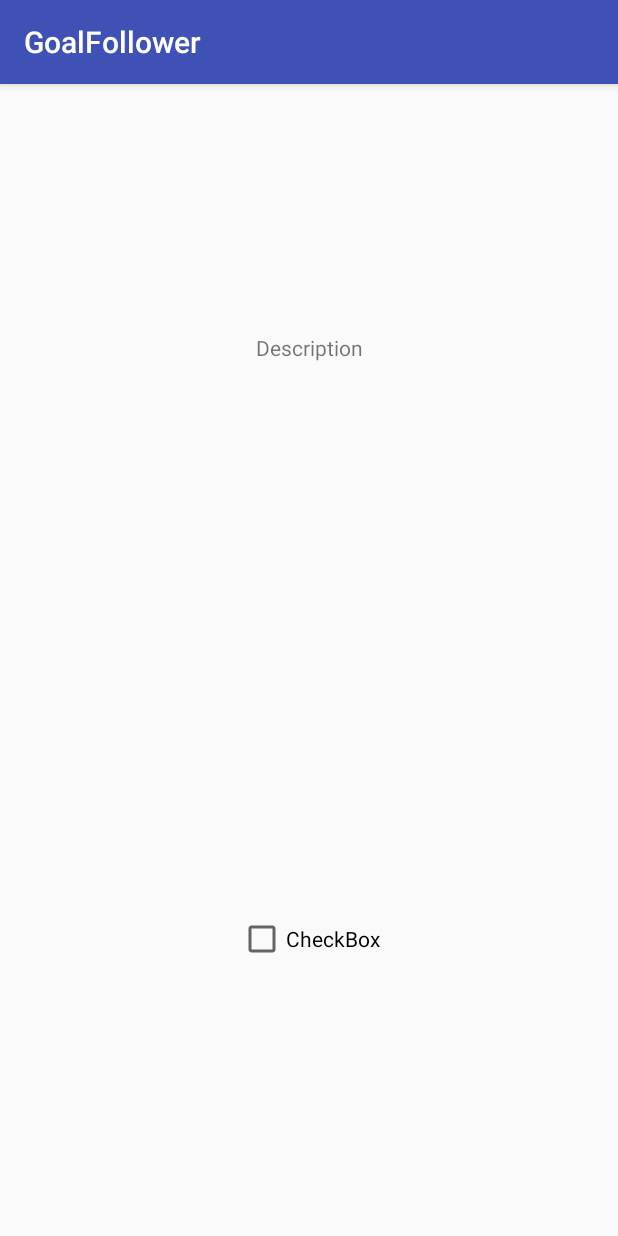
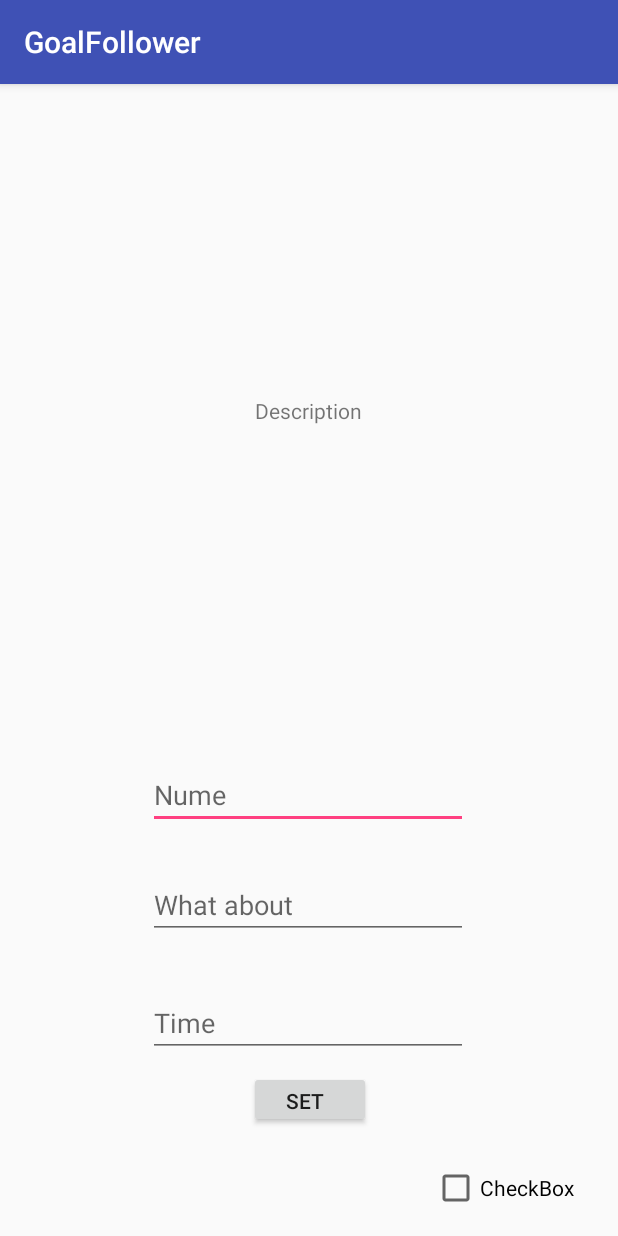
Before and after one commit to Andrefty/privatecegekagoals, an Android app: the More_Info screen opened directly, with no data from a screen before it, on a phone screen of 412 x 824 dp. Run offline under Robolectric (Android 15) with nearby library versions, the light colour scheme and no system bars; 1 statement that could not run was skipped.

Commit message:
5.0 (notificari multiple + minor bugs)

```diff
--- a/privatecegekagoals-60084ad416b21fae2ade8b1babd184f4229977d4/GoalFollower/app/src/main/AndroidManifest.xml
+++ b/privatecegekagoals-60084ad416b21fae2ade8b1babd184f4229977d4/GoalFollower/app/src/main/AndroidManifest.xml
@@ -46,6 +46,7 @@
         <activity android:name=".Notification_1"></activity>
 
         <receiver android:name=".Notification_reciever"/>
+        <receiver android:name=".Notification_reciever_2"/>
 
     </application>
 
--- a/privatecegekagoals-60084ad416b21fae2ade8b1babd184f4229977d4/GoalFollower/app/src/main/java/cegeka/goalfollower/ro/goalfollower/More_Info.java
+++ b/privatecegekagoals-60084ad416b21fae2ade8b1babd184f4229977d4/GoalFollower/app/src/main/java/cegeka/goalfollower/ro/goalfollower/More_Info.java
@@ -1,13 +1,22 @@
 package cegeka.goalfollower.ro.goalfollower;
 
+import android.app.Activity;
+import android.app.AlarmManager;
+import android.app.PendingIntent;
 import android.content.Intent;
 import android.support.v7.app.AppCompatActivity;
 import android.os.Bundle;
 import android.view.View;
 import android.widget.Button;
 import android.widget.CheckBox;
+import android.widget.EditText;
 import android.widget.Toast;
 
+import java.io.File;
+import java.io.FileInputStream;
+import java.io.FileOutputStream;
+import java.io.ObjectInputStream;
+import java.io.ObjectOutputStream;
 import java.util.ArrayList;
 import java.util.Arrays;
 import java.util.List;
@@ -16,20 +25,34 @@ public class More_Info extends AppCompatActivity {
 
     static boolean[] check = new boolean[1001];
     CheckBox done ;
-    int index;
+    static int index;
     public static int sum ;
+    String filenameforcheck="checkbox";
+    Button set;
+    EditText name_not;
+    EditText description_not;
+    EditText duration_not;
+    public static  String[] S_name_not = new String[1001];
+    public  static String[] S_description_not = new String[1001];
+    String S_duration_not;
+    int I_duration_not;
+    int[] durations = new int[1001];
+    AlarmManager[] alarmManagers = new AlarmManager[1001] ;
+
 
     @Override
     protected void onCreate(Bundle savedInstanceState) {
         super.onCreate(savedInstanceState);
 
+        Readfcheck();
         setContentView(R.layout.activity_more__info);
         Intent in = getIntent();
         index = in.getIntExtra("com.example.cristi.firstcegeka.Item" , -1);
         Toast.makeText(this, index + "" , Toast.LENGTH_LONG).show();
         done = (CheckBox) findViewById(R.id.done_cb);
+        Readfcheck();
         done.setChecked(check[index]);
-       done.setOnClickListener(new View.OnClickListener() {
+        done.setOnClickListener(new View.OnClickListener() {
             @Override
             public void onClick(View v) {
                 if (check[index]==false)
@@ -47,10 +70,71 @@ public class More_Info extends AppCompatActivity {
             }
         });
 
+        Addgcheck();
+
+        set = (Button) findViewById(R.id.set_not_info_btn);
+        name_not = (EditText) findViewById(R.id.not_name_edit_text);
+        description_not = (EditText) findViewById(R.id.not_description_edit_text);
+        duration_not = (EditText) findViewById(R.id.not_time_edit_text);
+        set.setOnClickListener(new View.OnClickListener() {
+            @Override
+            public void onClick(View v) {
+
+                S_duration_not = duration_not.getText().toString();
+                I_duration_not = Integer.parseInt(S_duration_not);
+                S_name_not[index] = name_not.getText().toString();
+                S_description_not[index] = description_not.getText().toString();
+                durations[index] = I_duration_not;
+
+               // for (int f=0 ; f<val ; f++)
+               // {
+
+                    Intent intent13 = new Intent(getApplicationContext() , Notification_reciever_2.class);
+                    intent13.putExtra("index" , index);
+                    intent13.setAction("MY_NOTIFICATION_MESSAGE_2");
+                    PendingIntent pendingIntent12 = PendingIntent.getBroadcast(getApplicationContext(), index, intent13, PendingIntent.FLAG_UPDATE_CURRENT);
+                    alarmManagers[index] = (AlarmManager) getSystemService(ALARM_SERVICE);
+                    alarmManagers[index].setRepeating(AlarmManager.RTC_WAKEUP, System.currentTimeMillis(), 60000 *durations[index], pendingIntent12);
+                   // Toast.makeText(getApplicationContext() , "" + f , Toast.LENGTH_LONG).show();
+                    //intentArray.add(pendingIntent12);
+                //}
+                Toast.makeText(getApplicationContext(), "Notificare setata", Toast.LENGTH_LONG).show();
+               // Intent intent6 = new Intent(getApplicationContext(), ListActivity.class);
+               // startActivity(intent6);
+                finish();
 
 
+            }
+        });
 
     }
+    public void Addgcheck() {
+        File myfile = new File(this.getFilesDir(), filenameforcheck);
+        FileOutputStream outputStream;
+        try {
+            outputStream = openFileOutput(filenameforcheck, MODE_PRIVATE);
+            ObjectOutputStream o = new ObjectOutputStream(outputStream);
+            o.reset();
+            o.writeObject(check);
+            o.write(sum);
+            o.flush();
+            o.close();
+        } catch (Exception e) {
+            e.printStackTrace();
 
+        }
+    }
 
+    public void Readfcheck() {
+        FileInputStream fis;
+        try {
+            fis = openFileInput(filenameforcheck);
+            ObjectInputStream ois = new ObjectInputStream(fis);
+            check = (boolean[]) ois.readObject();
+            sum=(int) ois.readInt();
+            ois.close();
+        } catch (Exception e) {
+            e.printStackTrace();
+        }
+    }
 }
--- a/privatecegekagoals-60084ad416b21fae2ade8b1babd184f4229977d4/GoalFollower/app/src/main/java/cegeka/goalfollower/ro/goalfollower/Notification_1.java
+++ b/privatecegekagoals-60084ad416b21fae2ade8b1babd184f4229977d4/GoalFollower/app/src/main/java/cegeka/goalfollower/ro/goalfollower/Notification_1.java
@@ -52,7 +52,7 @@ public class Notification_1 extends AppCompatActivity {
 
                     Intent intent3 = new Intent(getApplicationContext() , Notification_reciever.class);
                     intent3.setAction("MY_NOTIFICATION_MESSAGE");
-                    PendingIntent pendingIntent2 = PendingIntent.getBroadcast(getApplicationContext(), 0, intent3, PendingIntent.FLAG_UPDATE_CURRENT);
+                    PendingIntent pendingIntent2 = PendingIntent.getBroadcast(getApplicationContext(), 10000, intent3, PendingIntent.FLAG_UPDATE_CURRENT);
 
                     AlarmManager alarmManager = (AlarmManager) getSystemService(ALARM_SERVICE);
                     alarmManager.setRepeating(AlarmManager.RTC_WAKEUP, calendar.getTimeInMillis(), AlarmManager.INTERVAL_DAY, pendingIntent2);
--- a/privatecegekagoals-60084ad416b21fae2ade8b1babd184f4229977d4/GoalFollower/app/src/main/res/layout/activity_main.xml
+++ b/privatecegekagoals-60084ad416b21fae2ade8b1babd184f4229977d4/GoalFollower/app/src/main/res/layout/activity_main.xml
@@ -22,11 +22,12 @@
 
     <ImageView
         android:id="@+id/profile_img"
-        android:layout_width="128dp"
+        android:layout_width="120dp"
         android:layout_height="128dp"
         android:layout_marginEnd="156dp"
         android:layout_marginStart="156dp"
         android:layout_marginTop="16dp"
+        android:rotation="0"
         app:layout_constraintEnd_toEndOf="parent"
         app:layout_constraintStart_toStartOf="parent"
         app:layout_constraintTop_toTopOf="parent"
--- a/privatecegekagoals-60084ad416b21fae2ade8b1babd184f4229977d4/GoalFollower/app/src/main/res/layout/activity_more__info.xml
+++ b/privatecegekagoals-60084ad416b21fae2ade8b1babd184f4229977d4/GoalFollower/app/src/main/res/layout/activity_more__info.xml
@@ -10,25 +10,82 @@
         android:id="@+id/textView4"
         android:layout_width="wrap_content"
         android:layout_height="wrap_content"
+        android:layout_marginBottom="96dp"
         android:layout_marginEnd="163dp"
         android:layout_marginStart="163dp"
-        android:layout_marginTop="166dp"
+        android:layout_marginTop="80dp"
         android:text="Description"
+        app:layout_constraintBottom_toTopOf="@+id/not_name_edit_text"
         app:layout_constraintEnd_toEndOf="parent"
+        app:layout_constraintHorizontal_bias="0.461"
         app:layout_constraintStart_toStartOf="parent"
         app:layout_constraintTop_toTopOf="parent" />
 
     <CheckBox
         android:id="@+id/done_cb"
         android:layout_width="wrap_content"
-        android:layout_height="wrap_content"
-        android:layout_marginBottom="54dp"
-        android:layout_marginEnd="145dp"
-        android:layout_marginStart="145dp"
-        android:layout_marginTop="240dp"
+        android:layout_height="32dp"
+        android:layout_marginBottom="16dp"
+        android:layout_marginEnd="16dp"
+        android:layout_marginStart="274dp"
+        android:layout_marginTop="71dp"
         android:text="CheckBox"
         app:layout_constraintBottom_toBottomOf="parent"
         app:layout_constraintEnd_toEndOf="parent"
         app:layout_constraintStart_toStartOf="parent"
-        app:layout_constraintTop_toBottomOf="@+id/textView4" />
+        app:layout_constraintTop_toBottomOf="@+id/not_time_edit_text" />
+
+    <EditText
+        android:id="@+id/not_name_edit_text"
+        android:layout_width="wrap_content"
+        android:layout_height="wrap_content"
+        android:layout_marginBottom="28dp"
+        android:layout_marginEnd="85dp"
+        android:layout_marginStart="84dp"
+        android:ems="10"
+        android:hint="Nume"
+        android:inputType="textPersonName"
+        app:layout_constraintBottom_toTopOf="@+id/not_description_edit_text"
+        app:layout_constraintEnd_toEndOf="parent"
+        app:layout_constraintStart_toStartOf="parent" />
+
+    <EditText
+        android:id="@+id/not_description_edit_text"
+        android:layout_width="wrap_content"
+        android:layout_height="wrap_content"
+        android:layout_marginBottom="33dp"
+        android:layout_marginEnd="85dp"
+        android:layout_marginStart="84dp"
+        android:ems="10"
+        android:hint="What about"
+        android:inputType="textPersonName"
+        app:layout_constraintBottom_toTopOf="@+id/not_time_edit_text"
+        app:layout_constraintEnd_toEndOf="parent"
+        app:layout_constraintStart_toStartOf="parent" />
+
+    <EditText
+        android:id="@+id/not_time_edit_text"
+        android:layout_width="wrap_content"
+        android:layout_height="wrap_content"
+        android:layout_marginBottom="9dp"
+        android:layout_marginEnd="85dp"
+        android:layout_marginStart="84dp"
+        android:ems="10"
+        android:hint="Time"
+        android:inputType="number"
+        app:layout_constraintBottom_toTopOf="@+id/set_not_info_btn"
+        app:layout_constraintEnd_toEndOf="parent"
+        app:layout_constraintStart_toStartOf="parent" />
+
+    <Button
+        android:id="@+id/set_not_info_btn"
+        android:layout_width="81dp"
+        android:layout_height="38dp"
+        android:layout_marginBottom="72dp"
+        android:layout_marginEnd="151dp"
+        android:layout_marginStart="152dp"
+        android:text="set  "
+        app:layout_constraintBottom_toBottomOf="parent"
+        app:layout_constraintEnd_toEndOf="parent"
+        app:layout_constraintStart_toStartOf="parent" />
 </android.support.constraint.ConstraintLayout>
```
Also changed, not shown: privatecegekagoals-60084ad416b21fae2ade8b1babd184f4229977d4/GoalFollower/app/src/main/java/cegeka/goalfollower/ro/goalfollower/MainActivity.java (+18 -1 lines), privatecegekagoals-60084ad416b21fae2ade8b1babd184f4229977d4/GoalFollower/app/src/main/java/cegeka/goalfollower/ro/goalfollower/Notification_reciever_2.java (added, +45 -0 lines).
